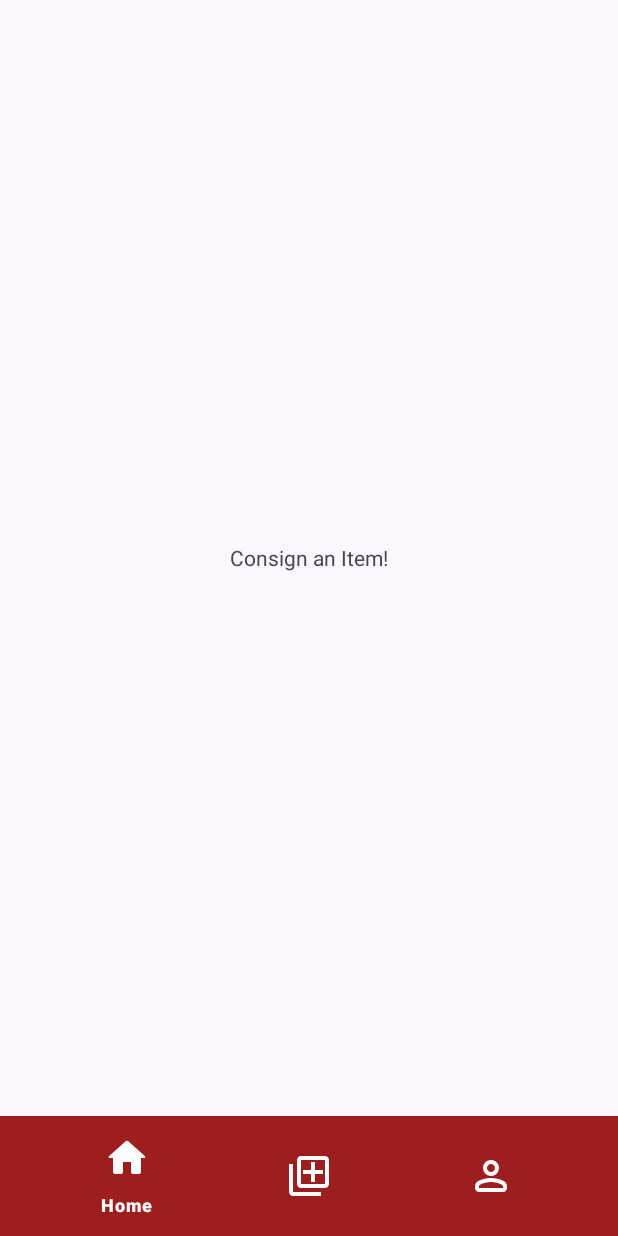
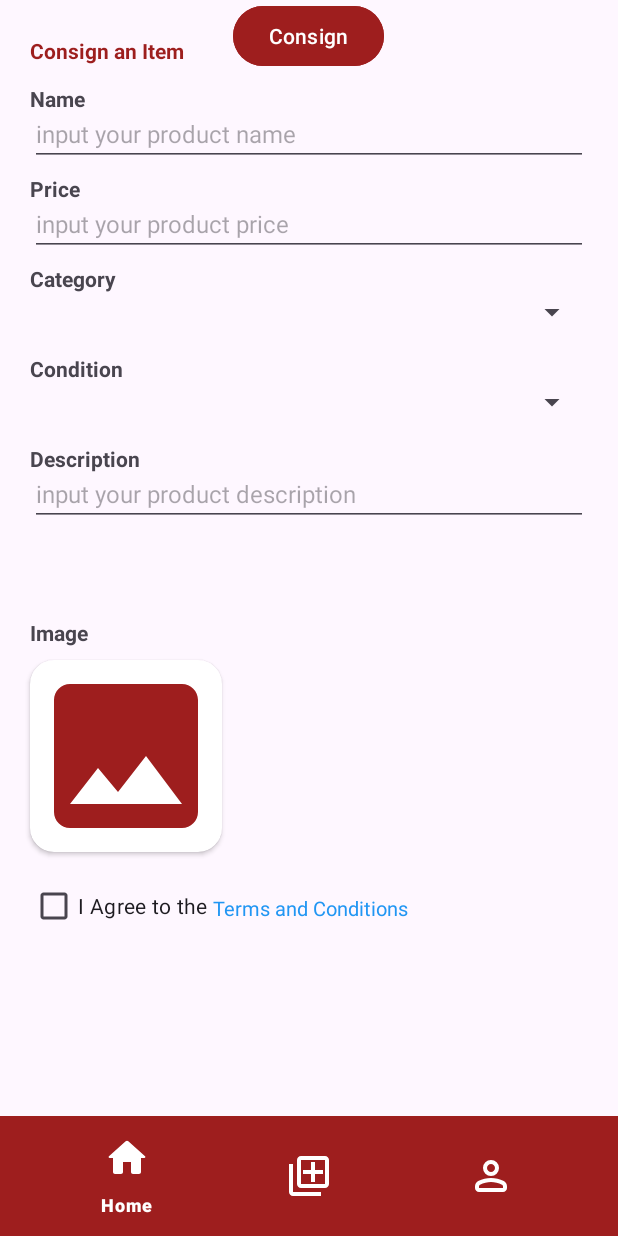
Before and after one commit to Hansen126/Play-Consign, an Android app: the fragment ConsignFragment placed in its activity, on a phone screen of 412 x 824 dp. Run offline under Robolectric (Android 15) with nearby library versions, the light colour scheme and no system bars; our stand-ins replace Firebase (no records; nobody signed in at launch, a user with empty details on screens opened directly).

Commit message:
Add Consign Fragment Features

```diff
--- a/app/src/main/java/com/example/playconsign/Product.java
+++ b/app/src/main/java/com/example/playconsign/Product.java
@@ -3,11 +3,23 @@ package com.example.playconsign;
 public class Product {
     String productName;
     int productPrice;
+    String productCategory;
     String productDesc;
     String productImage;
     String productCondition;
     String productSeller;
     String productSellerAddress;
+
+    public Product(String productName, int productPrice, String productCategory, String productDesc, String productImage, String productCondition, String productSeller, String productSellerAddress) {
+        this.productName = productName;
+        this.productPrice = productPrice;
+        this.productCategory = productCategory;
+        this.productDesc = productDesc;
+        this.productImage = productImage;
+        this.productCondition = productCondition;
+        this.productSeller = productSeller;
+        this.productSellerAddress = productSellerAddress;
+    }
 
     public String getProductName() {
         return productName;
@@ -23,6 +35,14 @@ public class Product {
 
     public void setProductPrice(int productPrice) {
         this.productPrice = productPrice;
+    }
+
+    public String getProductCategory() {
+        return productCategory;
+    }
+
+    public void setProductCategory(String productCategory) {
+        this.productCategory = productCategory;
     }
 
     public String getProductDesc() {
--- /dev/null
+++ b/app/src/main/res/drawable/ic_image.xml
@@ -0,0 +1,5 @@
+<vector xmlns:android="http://schemas.android.com/apk/res/android" android:height="24dp" android:tint="#9E1E1E" android:viewportHeight="24" android:viewportWidth="24" android:width="24dp">
+
+    <path android:fillColor="@android:color/white" android:pathData="M21,19V5c0,-1.1 -0.9,-2 -2,-2H5c-1.1,0 -2,0.9 -2,2v14c0,1.1 0.9,2 2,2h14c1.1,0 2,-0.9 2,-2zM8.5,13.5l2.5,3.01L14.5,12l4.5,6H5l3.5,-4.5z"/>
+
+</vector>
--- a/app/src/main/res/layout/fragment_consign.xml
+++ b/app/src/main/res/layout/fragment_consign.xml
@@ -1,5 +1,6 @@
 <?xml version="1.0" encoding="utf-8"?>
 <FrameLayout xmlns:android="http://schemas.android.com/apk/res/android"
+    xmlns:app="http://schemas.android.com/apk/res-auto"
     xmlns:tools="http://schemas.android.com/tools"
     android:layout_width="match_parent"
     android:layout_height="match_parent"
@@ -7,9 +8,165 @@
 
     <!-- TODO: Update blank fragment layout -->
     <TextView
+        android:id="@+id/consignTV1"
         android:layout_width="wrap_content"
         android:layout_height="wrap_content"
-        android:layout_gravity="center"
-        android:text="Consign an Item!" />
+        android:layout_marginStart="20dp"
+        android:layout_marginTop="24dp"
+        android:text="Consign an Item"
+        android:textColor="#9D1E1E"
+        android:textStyle="bold" />
+
+    <TextView
+        android:id="@+id/consignNameTV"
+        android:layout_width="wrap_content"
+        android:layout_height="wrap_content"
+        android:layout_marginStart="20dp"
+        android:layout_marginTop="56dp"
+        android:text="Name"
+        android:textSize="14sp"
+        android:textStyle="bold" />
+
+    <EditText
+        android:id="@+id/consignNameET"
+        android:layout_width="match_parent"
+        android:layout_height="wrap_content"
+        android:layout_marginStart="20dp"
+        android:layout_marginTop="68dp"
+        android:layout_marginEnd="20dp"
+        android:ems="10"
+        android:hint="input your product name"
+        android:inputType="text"
+        android:textSize="16sp" />
+
+    <TextView
+        android:id="@+id/consignPriceTV"
+        android:layout_width="wrap_content"
+        android:layout_height="wrap_content"
+        android:layout_marginStart="20dp"
+        android:layout_marginTop="116dp"
+        android:text="Price"
+        android:textSize="14sp"
+        android:textStyle="bold" />
+
+    <EditText
+        android:id="@+id/editTextNumber"
+        android:layout_width="match_parent"
+        android:layout_height="wrap_content"
+        android:layout_marginHorizontal="20dp"
+        android:layout_marginTop="128dp"
+        android:ems="10"
+        android:hint="input your product price"
+        android:inputType="number"
+        android:textSize="16sp" />
+
+    <TextView
+        android:id="@+id/consignCategoryTV"
+        android:layout_width="wrap_content"
+        android:layout_height="wrap_content"
+        android:layout_marginHorizontal="20dp"
+        android:layout_marginTop="176dp"
+        android:text="Category"
+        android:textSize="14sp"
+        android:textStyle="bold" />
+
+    <Spinner
+        android:id="@+id/consignCategorySpinner"
+        android:layout_width="match_parent"
+        android:layout_height="wrap_content"
+        android:layout_marginHorizontal="20dp"
+        android:layout_marginTop="196dp" />
+
+    <TextView
+        android:id="@+id/consignConditionTV"
+        android:layout_width="wrap_content"
+        android:layout_height="wrap_content"
+        android:layout_marginStart="20dp"
+        android:layout_marginTop="236dp"
+        android:text="Condition"
+        android:textSize="14sp"
+        android:textStyle="bold" />
+
+    <Spinner
+        android:id="@+id/consignConditionSpinner"
+        android:layout_width="match_parent"
+        android:layout_height="wrap_content"
+        android:layout_marginHorizontal="20dp"
+        android:layout_marginTop="256dp" />
+
+    <TextView
+        android:id="@+id/consignDescTV"
+        android:layout_width="wrap_content"
+        android:layout_height="wrap_content"
+        android:layout_marginHorizontal="20dp"
+        android:layout_marginTop="296dp"
+        android:text="Description"
+        android:textSize="14sp"
+        android:textStyle="bold" />
+
+    <EditText
+        android:id="@+id/consignDescMLT"
+        android:layout_width="match_parent"
+        android:layout_height="wrap_content"
+        android:layout_marginHorizontal="20dp"
+        android:layout_marginTop="308dp"
+        android:ems="10"
+        android:gravity="start|top"
+        android:hint="input your product description"
+        android:inputType="textMultiLine"
+        android:maxLines="4"
+        android:textSize="16sp" />
+
+    <TextView
+        android:id="@+id/consignImageTV"
+        android:layout_width="wrap_content"
+        android:layout_height="wrap_content"
+        android:layout_marginHorizontal="20dp"
+        android:layout_marginTop="412dp"
+        android:text="Image"
+        android:textSize="14sp"
+        android:textStyle="bold" />
+
+    <androidx.cardview.widget.CardView
+        android:layout_width="128dp"
+        android:layout_height="128dp"
+        android:layout_marginStart="20dp"
+        android:layout_marginTop="440dp"
+        app:cardCornerRadius="16dp">
+
+        <ImageView
+            android:id="@+id/imageView8"
+            android:layout_width="match_parent"
+            android:layout_height="match_parent"
+            android:src="@drawable/ic_image" />
+    </androidx.cardview.widget.CardView>
+
+    <CheckBox
+        android:id="@+id/consignTnCCB"
+        android:layout_width="wrap_content"
+        android:layout_height="wrap_content"
+        android:layout_marginStart="20dp"
+        android:layout_marginTop="580dp"
+        android:text="I Agree to the" />
+
+    <TextView
+        android:id="@+id/consignTnCTV"
+        android:layout_width="wrap_content"
+        android:layout_height="wrap_content"
+        android:layout_marginLeft="142dp"
+        android:layout_marginTop="596dp"
+        android:text="Terms and Conditions"
+        android:textColor="#2196F3"
+        android:textSize="13sp" />
+
+    <Button
+        android:id="@+id/button"
+        android:layout_width="wrap_content"
+        android:layout_height="wrap_content"
+        android:layout_gravity="center_horizontal"
+        android:layout_marginBottom="10dp"
+        android:backgroundTint="#9E1E1E"
+        android:text="Consign"
+        android:textColorLink="#673AB7" />
 
 </FrameLayout>
```
